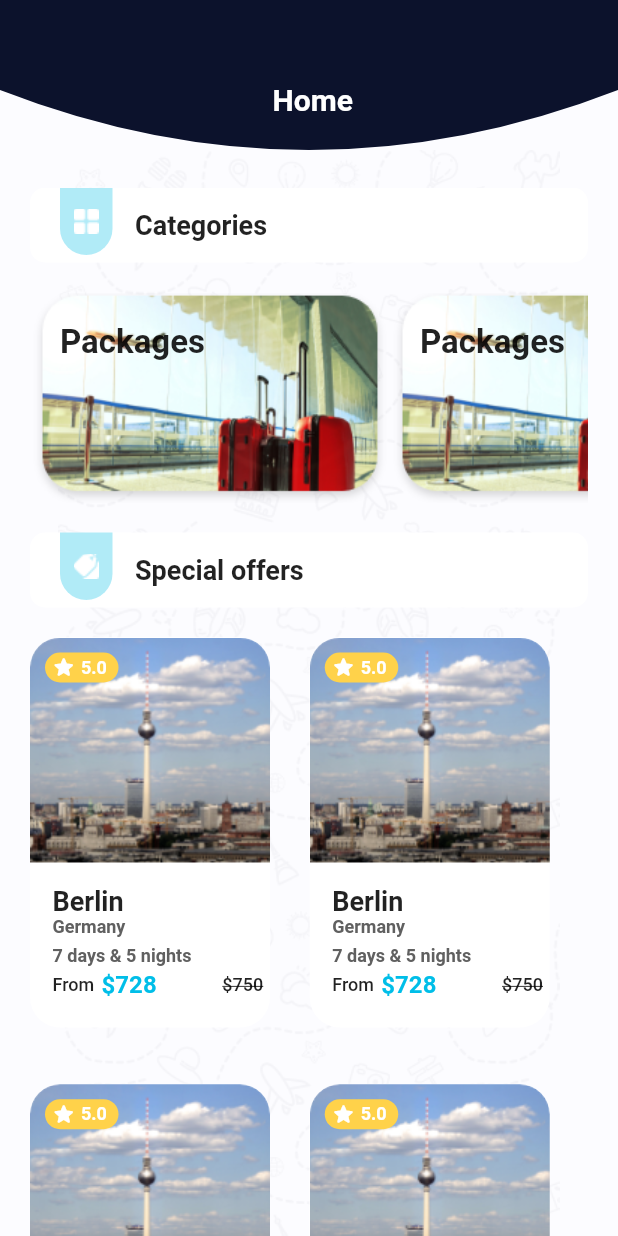
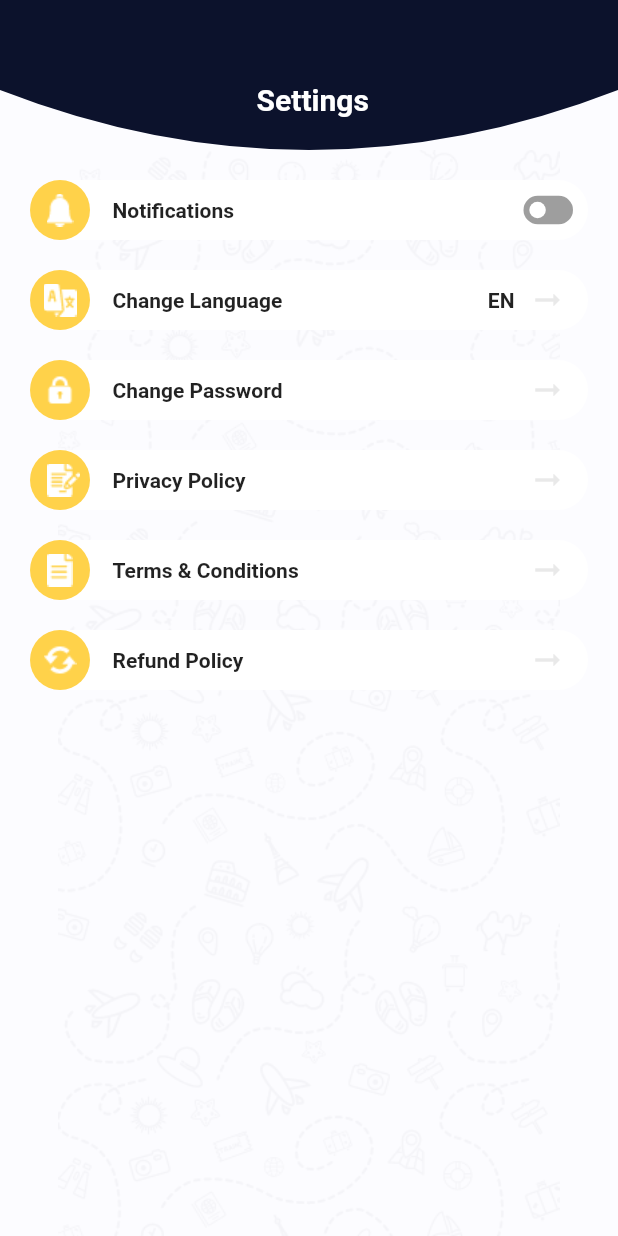
Before and after one commit to Omar-Moshtaha/tourism, a Flutter app: the screen it shows after launch, on a phone screen of 412 x 824 dp. Run offline on Flutter 3.47's test engine with Material 2 defaults, Android fonts, the light colour scheme and no system bars; drawn by our look-alikes of flutter_switch; our stand-ins replace flutter_custom_clippers, hexcolor.

Commit message:
Setting_Screen_Finish

```diff
--- /dev/null
+++ b/lib/Settings.dart
@@ -0,0 +1,404 @@
+import 'package:flutter/material.dart';
+import 'package:flutter_custom_clippers/flutter_custom_clippers.dart';
+import 'package:flutter_switch/flutter_switch.dart';
+import 'package:hexcolor/hexcolor.dart';
+
+class Settings extends StatefulWidget {
+
+  @override
+  _SettingsState createState() => _SettingsState();
+}
+
+class _SettingsState extends State<Settings> {
+  var value=false;
+  @override
+  Widget build(BuildContext context) {
+    return Scaffold(
+      backgroundColor: HexColor("#FCFCFF"),
+
+      appBar: AppBar(
+        toolbarHeight:100,
+        centerTitle: true,
+        elevation: 0.0,
+        title: Padding(
+          padding: const EdgeInsets.only(top: 53,bottom: 20),
+          child:   Text(" Settings",style: TextStyle(
+
+              fontWeight: FontWeight.bold
+
+          ),),
+        ),
+
+        flexibleSpace: ClipPath(
+          clipper: OvalBottomBorderClipper(),
+          child:   Container(
+            height:220,
+            width: MediaQuery.of(context).size.width,
+            color: HexColor("0C122C"),
+
+          ),
+        ),
+
+      ),
+body: Container(
+  decoration: BoxDecoration(
+    image: DecorationImage(
+      image: AssetImage("image/image1.png")
+    )
+  ),
+  child:   Column(
+
+    children: [
+      Padding(
+
+        padding: const EdgeInsets.only(left: 20,right: 20,top: 20),
+
+        child: Container(
+
+          height: 40,
+
+          width: double.infinity,
+
+          child: Row(
+
+            children: [
+
+  CircleAvatar(backgroundColor: HexColor("#FFD24A"),child: Image(image: AssetImage("image/image14.png"),color: Colors.white,)),
+
+    Padding(
+
+      padding: const EdgeInsets.only(left: 15),
+
+      child: Text("Notifications",style: TextStyle(
+
+        fontSize: 14,
+
+        fontWeight: FontWeight.bold,
+
+      ),),
+
+    ),
+
+        Spacer(),
+
+              Padding(
+
+                padding: const EdgeInsets.only(right: 10),
+
+                child: FlutterSwitch(value: value, onToggle: (values) {
+
+    setState(() {
+
+      value=values;
+
+    });
+
+  },height: 19,width: 33,padding:3.88,toggleSize: 11,),
+
+              ),
+
+            ],
+
+          ),
+
+          decoration: BoxDecoration(
+
+            color: Colors.white,
+
+
+
+            borderRadius: BorderRadius.circular(30),
+
+
+
+          ),
+
+        ),
+
+      ),
+      Padding(
+
+        padding: const EdgeInsets.only(left: 20,right: 20,top: 20),
+
+        child: Container(
+
+          height: 40,
+
+          width: double.infinity,
+
+          child: Row(
+
+            children: [
+
+              CircleAvatar(backgroundColor: HexColor("#FFD24A"),child: Image(image: AssetImage("image/image37.png"),color: Colors.white,)),
+
+              Padding(
+
+                padding: const EdgeInsets.only(left: 15),
+
+                child: Text("Change Language",style: TextStyle(
+
+                  fontSize: 14,
+
+                  fontWeight: FontWeight.bold,
+
+                ),),
+
+              ),
+Spacer(),
+Text("EN",style: TextStyle(
+  fontSize: 14,
+  fontWeight: FontWeight.bold,
+),),
+
+              Padding(
+                padding: const EdgeInsets.only(right: 15,left: 10),
+                child: Icon(Icons.arrow_right_alt,color: HexColor("#E9E9E9"),),
+              )
+            ],
+
+          ),
+
+          decoration: BoxDecoration(
+
+            color: Colors.white,
+
+
+
+            borderRadius: BorderRadius.circular(30),
+
+
+
+          ),
+
+        ),
+
+      ),
+      Padding(
+
+        padding: const EdgeInsets.only(left: 20,right: 20,top: 20),
+
+        child: Container(
+
+          height: 40,
+
+          width: double.infinity,
+
+          child: Row(
+
+            children: [
+
+              CircleAvatar(backgroundColor: HexColor("#FFD24A"),child: Image(image: AssetImage("image/image41.png"),color: Colors.white,)),
+
+              Padding(
+
+                padding: const EdgeInsets.only(left: 15),
+
+                child: Text("Change Password",style: TextStyle(
+
+                  fontSize: 14,
+
+                  fontWeight: FontWeight.bold,
+
+                ),),
+
+              ),
+              Spacer(),
+
+              Padding(
+                padding: const EdgeInsets.only(right: 15,left: 10),
+                child: Icon(Icons.arrow_right_alt,color: HexColor("#E9E9E9"),),
+              )
+            ],
+
+          ),
+
+          decoration: BoxDecoration(
+
+            color: Colors.white,
+
+
+
+            borderRadius: BorderRadius.circular(30),
+
+
+
+          ),
+
+        ),
+
+      ),
+      Padding(
+
+        padding: const EdgeInsets.only(left: 20,right: 20,top: 20),
+
+        child: Container(
+
+          height: 40,
+
+          width: double.infinity,
+
+          child: Row(
+
+            children: [
+
+              CircleAvatar(backgroundColor: HexColor("#FFD24A"),child: Padding(
+                padding: const EdgeInsets.only(left: 5),
+                child: Image(image: AssetImage("image/image40.png"),color: Colors.white,),
+              )),
+
+              Padding(
+
+                padding: const EdgeInsets.only(left: 15),
+
+                child: Text("Privacy Policy",style: TextStyle(
+
+                  fontSize: 14,
+
+                  fontWeight: FontWeight.bold,
+
+                ),),
+
+              ),
+              Spacer(),
+
+              Padding(
+                padding: const EdgeInsets.only(right: 15,left: 10),
+                child: Icon(Icons.arrow_right_alt,color: HexColor("#E9E9E9"),),
+              )
+            ],
+
+          ),
+
+          decoration: BoxDecoration(
+
+            color: Colors.white,
+
+
+
+            borderRadius: BorderRadius.circular(30),
+
+
+
+          ),
+
+        ),
+
+      ),
+      Padding(
+
+        padding: const EdgeInsets.only(left: 20,right: 20,top: 20),
+
+        child: Container(
+
+          height: 40,
+
+          width: double.infinity,
+
+          child: Row(
+
+            children: [
+
+              CircleAvatar(backgroundColor: HexColor("#FFD24A"),child: Image(image: AssetImage("image/image39.png"),color: Colors.white,)),
+
+              Padding(
+
+                padding: const EdgeInsets.only(left: 15),
+
+                child: Text("Terms & Conditions",style: TextStyle(
+
+                  fontSize: 14,
+
+                  fontWeight: FontWeight.bold,
+
+                ),),
+
+              ),
+              Spacer(),
+
+              Padding(
+                padding: const EdgeInsets.only(right: 15,left: 10),
+                child: Icon(Icons.arrow_right_alt,color: HexColor("#E9E9E9"),),
+              )
+            ],
+
+          ),
+
+          decoration: BoxDecoration(
+
+            color: Colors.white,
+
+
+
+            borderRadius: BorderRadius.circular(30),
+
+
+
+          ),
+
+        ),
+
+      ),
+      Padding(
+
+        padding: const EdgeInsets.only(left: 20,right: 20,top: 20),
+
+        child: Container(
+
+          height: 40,
+
+          width: double.infinity,
+
+          child: Row(
+
+            children: [
+
+              CircleAvatar(backgroundColor: HexColor("#FFD24A"),child: Image(image: AssetImage("image/image38.png"),color: Colors.white,)),
+
+              Padding(
+
+                padding: const EdgeInsets.only(left: 15),
+
+                child: Text("Refund Policy",style: TextStyle(
+
+                  fontSize: 14,
+
+                  fontWeight: FontWeight.bold,
+
+                ),),
+
+              ),
+              Spacer(),
+
+              Padding(
+                padding: const EdgeInsets.only(right: 15,left: 10),
+                child: Icon(Icons.arrow_right_alt,color: HexColor("#E9E9E9"),),
+              )
+            ],
+
+          ),
+
+          decoration: BoxDecoration(
+
+            color: Colors.white,
+
+
+
+            borderRadius: BorderRadius.circular(30),
+
+
+
+          ),
+
+        ),
+
+      ),
+
+
+    ],
+
+  ),
+),
+    );
+  }
+}
--- a/lib/main.dart
+++ b/lib/main.dart
@@ -15,6 +15,7 @@ import 'package:tourism/success_page2.dart';
 import 'package:tourism/success_page3.dart';
 import 'package:tourism/terms_conditions.dart';
 
+import 'Settings.dart';
 import 'about_us.dart';
 import 'login.dart';
 import 'notifications.dart';
@@ -42,7 +43,7 @@ statusBarColor: Colors.white.withOpacity(0),
 
     )
   ),
-  home:Home(),
+  home:Settings(),
 );
   }
 
--- /dev/null
+++ b/lib/passengers _details.dart
@@ -0,0 +1,13 @@
+import 'package:flutter/material.dart';
+
+class PassengersDetails extends StatelessWidget {
+
+  @override
+  Widget build(BuildContext context) {
+    return Scaffold(
+      appBar: AppBar(
+
+      ),
+    );
+  }
+}
--- a/pubspec.yaml
+++ b/pubspec.yaml
@@ -30,6 +30,7 @@ dependencies:
   cupertino_icons: ^1.0.2
   hexcolor: ^2.0.1
   flutter_custom_clippers: ^1.1.2
+  flutter_switch: ^0.3.0
 
 dev_dependencies:
   flutter_test:
```
Also changed, not shown: image/image37.png (added), image/image38.png (added), image/image39.png (added), image/image40.png (added), image/image41.png (added), pubspec.lock.
